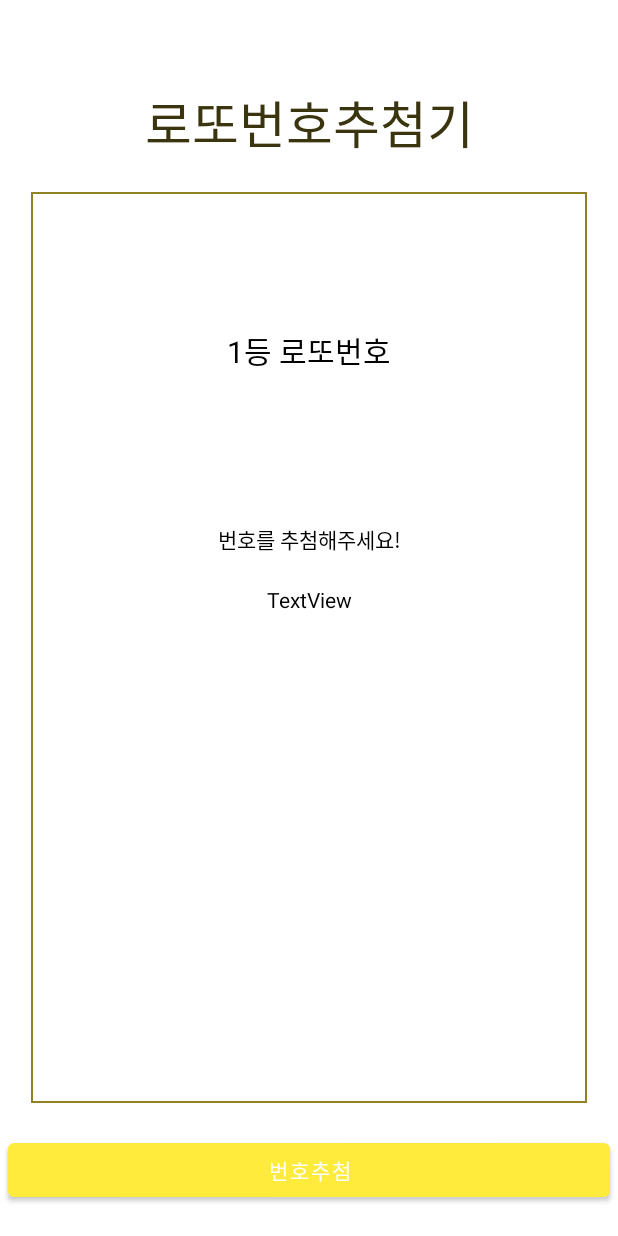
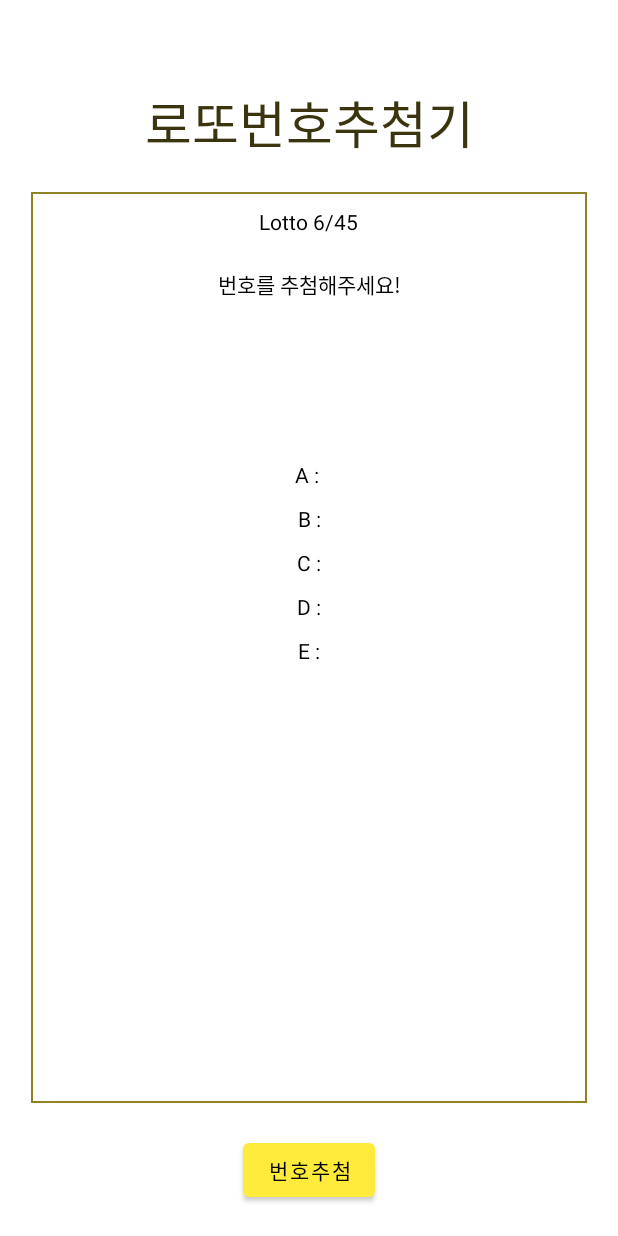
Before and after one commit to jiwonHub/MyLotto, an Android app: the LottoActivity screen opened directly, with no data from a screen before it, on a phone screen of 412 x 824 dp. Run offline under Robolectric (Android 15) with nearby library versions, the phone set to English and light mode, and no system bars.

Commit message:
2023-01-20

```diff
--- a/app/src/main/java/com/example/lotto/Ui/LottoActivity.kt
+++ b/app/src/main/java/com/example/lotto/Ui/LottoActivity.kt
@@ -20,8 +20,20 @@ class LottoActivity : AppCompatActivity() {
         }
         //뷰모델 연결
         lottoViewModel = ViewModelProvider(this)[LottoViewModel::class.java]
-        lottoViewModel.currenText.observe(this, Observer {
-            binding.probability.text = it.toString()
+        lottoViewModel.lottoNumber1.observe(this, Observer {
+            binding.lottoNumber1.text = it.toString()
+        })
+        lottoViewModel.lottoNumber2.observe(this, Observer {
+            binding.lottoNumber2.text = it.toString()
+        })
+        lottoViewModel.lottoNumber3.observe(this, Observer {
+            binding.lottoNumber3.text = it.toString()
+        })
+        lottoViewModel.lottoNumber4.observe(this, Observer {
+            binding.lottoNumber4.text = it.toString()
+        })
+        lottoViewModel.lottoNumber5.observe(this, Observer {
+            binding.lottoNumber5.text = it.toString()
         })
 
         setContentView(binding.root)
--- a/app/src/main/java/com/example/lotto/Ui/LottoViewModel.kt
+++ b/app/src/main/java/com/example/lotto/Ui/LottoViewModel.kt
@@ -6,13 +6,30 @@ import androidx.lifecycle.ViewModel
 
 class LottoViewModel: ViewModel() {
 
-    private val _currenText = MutableLiveData<List<Int>?>()
-    val currenText: LiveData<List<Int>?>
-        get() = _currenText
+    private val _lottoNumber1 = MutableLiveData<List<Int>?>()
+    val lottoNumber1: LiveData<List<Int>?>
+        get() = _lottoNumber1
+    private val _lottoNumber2 = MutableLiveData<List<Int>?>()
+    val lottoNumber2: LiveData<List<Int>?>
+        get() = _lottoNumber2
+    private val _lottoNumber3 = MutableLiveData<List<Int>?>()
+    val lottoNumber3: LiveData<List<Int>?>
+        get() = _lottoNumber3
+    private val _lottoNumber4 = MutableLiveData<List<Int>?>()
+    val lottoNumber4: LiveData<List<Int>?>
+        get() = _lottoNumber4
+    private val _lottoNumber5 = MutableLiveData<List<Int>?>()
+    val lottoNumber5: LiveData<List<Int>?>
+        get() = _lottoNumber5
 
     //TextView 업데이트
     fun updateText(){
-        _currenText.value = ran()
+        _lottoNumber1.value = ran()
+        _lottoNumber2.value = ran()
+        _lottoNumber3.value = ran()
+        _lottoNumber4.value = ran()
+        _lottoNumber5.value = ran()
+
     }
 
 }
--- a/app/src/main/res/layout/activity_intro.xml
+++ b/app/src/main/res/layout/activity_intro.xml
@@ -7,6 +7,7 @@
     tools:context=".IntroActivity">
 
     <Button
+        android:textColor="@color/textColor"
         android:id="@+id/button_lotto"
         android:layout_width="130dp"
         android:layout_height="wrap_content"
@@ -19,6 +20,7 @@
         app:layout_constraintStart_toStartOf="parent" />
 
     <Button
+        android:textColor="@color/textColor"
         android:id="@+id/button_pension"
         android:layout_width="130dp"
         android:layout_height="wrap_content"
--- a/app/src/main/res/layout/activity_lotto.xml
+++ b/app/src/main/res/layout/activity_lotto.xml
@@ -40,14 +40,65 @@
         app:layout_constraintVertical_bias="0.0">
 
         <TextView
-            android:id="@+id/probability"
+            android:id="@+id/lottoNumber4"
             android:layout_width="wrap_content"
             android:layout_height="wrap_content"
-            android:layout_marginTop="20dp"
-            android:text="TextView"
+            android:layout_marginTop="10dp"
+            android:text="D :"
             app:layout_constraintEnd_toEndOf="parent"
             app:layout_constraintStart_toStartOf="parent"
-            app:layout_constraintTop_toBottomOf="@+id/LottoNumber" />
+            app:layout_constraintTop_toBottomOf="@+id/lottoNumber3" />
+
+        <TextView
+            android:id="@+id/lottoNumber5"
+            android:layout_width="wrap_content"
+            android:layout_height="wrap_content"
+            android:layout_marginTop="10dp"
+            android:text="E :"
+            app:layout_constraintEnd_toEndOf="parent"
+            app:layout_constraintStart_toStartOf="parent"
+            app:layout_constraintTop_toBottomOf="@+id/lottoNumber4" />
+
+        <TextView
+            android:id="@+id/lottoNumber3"
+            android:layout_width="wrap_content"
+            android:layout_height="wrap_content"
+            android:layout_marginTop="10dp"
+            android:text="C :"
+            app:layout_constraintEnd_toEndOf="parent"
+            app:layout_constraintStart_toStartOf="parent"
+            app:layout_constraintTop_toBottomOf="@+id/lottoNumber2" />
+
+        <TextView
+            android:id="@+id/textView4"
+            android:layout_width="wrap_content"
+            android:layout_height="wrap_content"
+            android:text="Lotto 6/45"
+            app:layout_constraintBottom_toTopOf="@+id/imageView"
+            app:layout_constraintEnd_toEndOf="parent"
+            app:layout_constraintHorizontal_bias="0.498"
+            app:layout_constraintStart_toStartOf="parent"
+            app:layout_constraintTop_toTopOf="parent" />
+
+        <TextView
+            android:id="@+id/lottoNumber1"
+            android:layout_width="wrap_content"
+            android:layout_height="wrap_content"
+            android:layout_marginTop="25dp"
+            android:text="A : "
+            app:layout_constraintEnd_toEndOf="parent"
+            app:layout_constraintStart_toStartOf="parent"
+            app:layout_constraintTop_toBottomOf="@+id/imageView3" />
+
+        <TextView
+            android:id="@+id/lottoNumber2"
+            android:layout_width="wrap_content"
+            android:layout_height="wrap_content"
+            android:layout_marginTop="10dp"
+            android:text="B :"
+            app:layout_constraintEnd_toEndOf="parent"
+            app:layout_constraintStart_toStartOf="parent"
+            app:layout_constraintTop_toBottomOf="@+id/lottoNumber1" />
 
         <ImageView
             android:id="@+id/imageView"
@@ -62,6 +113,21 @@
             app:layout_constraintHorizontal_bias="1.0"
             app:layout_constraintStart_toStartOf="parent"
             app:layout_constraintTop_toTopOf="parent"
+            app:srcCompat="@drawable/dash_line" />
+
+        <ImageView
+            android:id="@+id/imageView3"
+            android:layout_width="0dp"
+            android:layout_height="1.5dp"
+            android:layout_marginStart="10dp"
+            android:layout_marginTop="80dp"
+            android:layout_marginEnd="10dp"
+            android:contentDescription="@string/todo"
+            android:layerType="software"
+            app:layout_constraintEnd_toEndOf="parent"
+            app:layout_constraintHorizontal_bias="0.0"
+            app:layout_constraintStart_toStartOf="parent"
+            app:layout_constraintTop_toBottomOf="@+id/textView1"
             app:srcCompat="@drawable/dash_line" />
 
         <ImageView
@@ -80,37 +146,27 @@
             app:srcCompat="@drawable/dash_line" />
 
         <TextView
-            android:id="@+id/textView3"
+            android:id="@+id/textView1"
             android:layout_width="wrap_content"
             android:layout_height="wrap_content"
-            android:layout_marginTop="50dp"
-            android:text="1등 로또번호"
-            android:textSize="20sp"
+            android:layout_marginTop="10dp"
+            android:text="번호를 추첨해주세요!"
             app:layout_constraintEnd_toEndOf="parent"
             app:layout_constraintStart_toStartOf="parent"
             app:layout_constraintTop_toBottomOf="@+id/imageView" />
-
-        <TextView
-            android:id="@+id/LottoNumber"
-            android:layout_width="wrap_content"
-            android:layout_height="wrap_content"
-            android:layout_marginTop="100dp"
-            android:text="번호를 추첨해주세요!"
-            app:layout_constraintEnd_toEndOf="parent"
-            app:layout_constraintStart_toStartOf="parent"
-            app:layout_constraintTop_toBottomOf="@+id/textView3" />
 
 
     </androidx.constraintlayout.widget.ConstraintLayout>
 
     <Button
         android:id="@+id/start"
-        android:layout_width="0dp"
+        android:layout_width="wrap_content"
         android:layout_height="wrap_content"
         android:layout_marginStart="5dp"
         android:layout_marginEnd="5dp"
         android:layout_marginBottom="20dp"
         android:text="@string/번호추첨"
+        android:textColor="@color/textColor"
         app:layout_constraintBottom_toBottomOf="parent"
         app:layout_constraintEnd_toEndOf="parent"
         app:layout_constraintStart_toStartOf="parent" />
```
